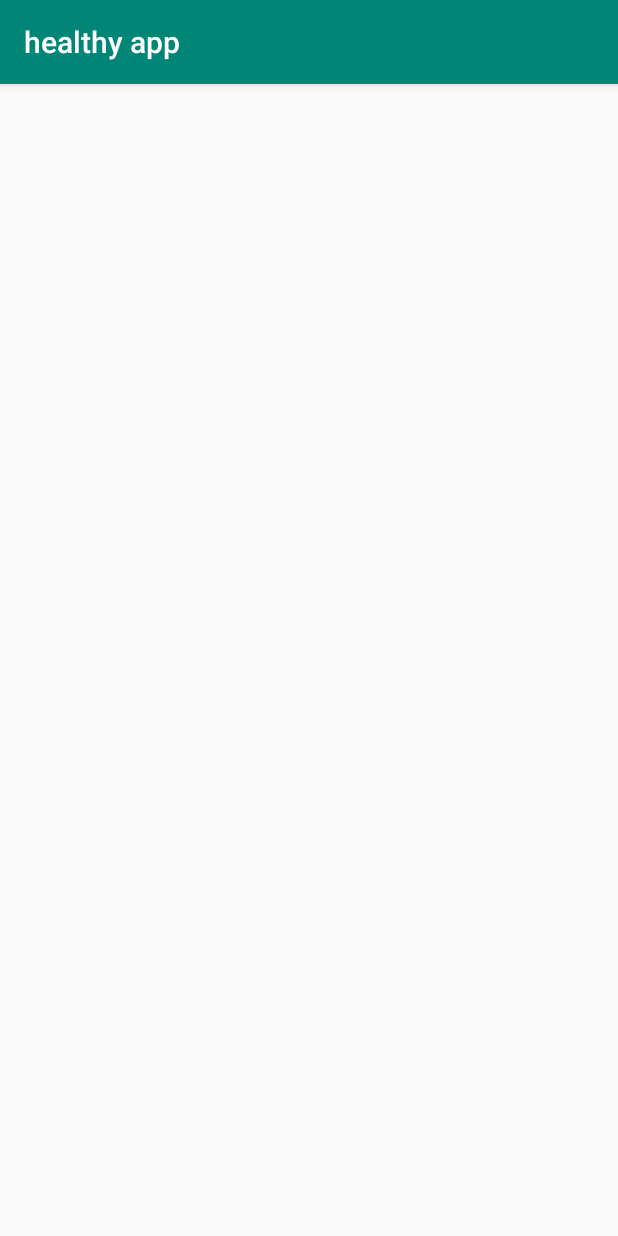
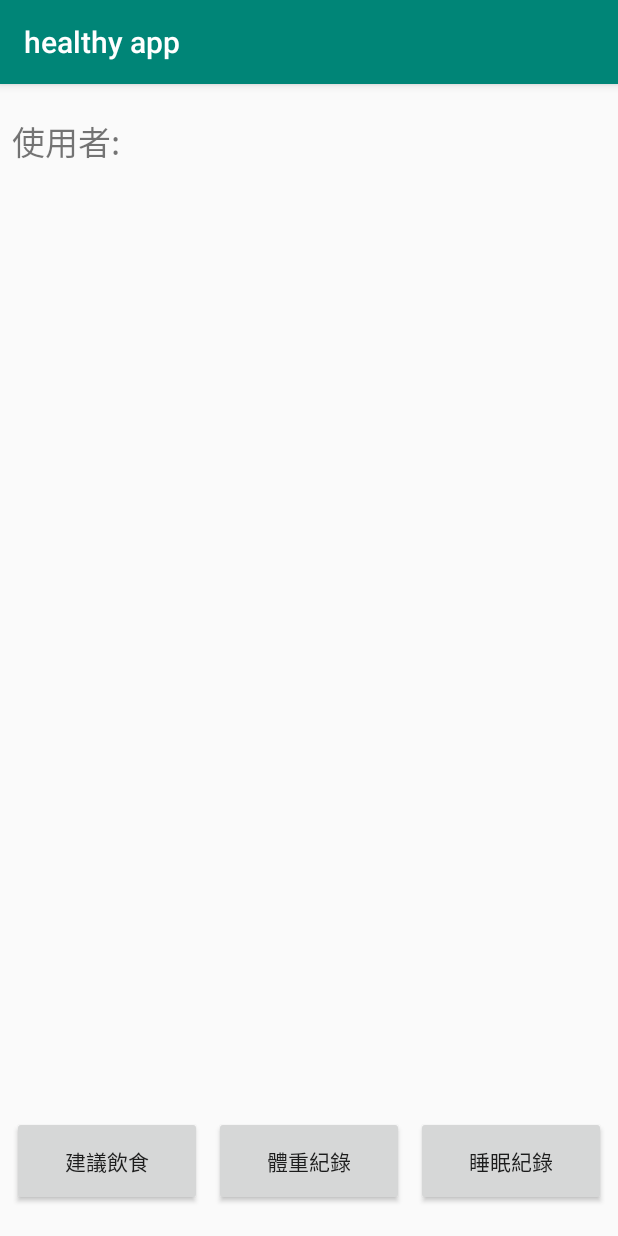
Before and after one commit to wei0820/Student_Control_Diet, an Android app: the HomeActivity screen opened directly, with no data from a screen before it, on a phone screen of 412 x 824 dp. Run offline under Robolectric (Android 15) with nearby library versions, the phone set to English and light mode, and no system bars.

Commit message:
首頁建置完成

```diff
--- a/app/src/main/res/layout/activity_home.xml
+++ b/app/src/main/res/layout/activity_home.xml
@@ -1,9 +1,65 @@
 <?xml version="1.0" encoding="utf-8"?>
-<android.support.constraint.ConstraintLayout xmlns:android="http://schemas.android.com/apk/res/android"
+<RelativeLayout
+    xmlns:android="http://schemas.android.com/apk/res/android"
     xmlns:app="http://schemas.android.com/apk/res-auto"
     xmlns:tools="http://schemas.android.com/tools"
     android:layout_width="match_parent"
     android:layout_height="match_parent"
     tools:context="com.student.student_healthy.HomeActivity">
+    <LinearLayout
+        android:layout_marginTop="8dp"
+        android:layout_alignParentTop="true"
+        android:orientation="horizontal"
+        android:layout_width="match_parent"
+        android:layout_height="60dp"
+        >
+        <TextView
+            android:layout_marginLeft="8dp"
+            android:layout_gravity="center"
+            android:textSize="22dp"
+            android:layout_width="wrap_content"
+            android:layout_height="wrap_content"
+            android:text="使用者:"
+            ></TextView>
 
-</android.support.constraint.ConstraintLayout>
+    </LinearLayout>
+
+
+
+
+
+
+    <LinearLayout
+        android:layout_marginLeft="8dp"
+        android:layout_marginRight="8dp"
+        android:layout_marginBottom="20dp"
+        android:orientation="horizontal"
+        android:layout_alignParentBottom="true"
+        android:layout_width="match_parent"
+        android:layout_height="60dp"
+        >
+        <Button
+            android:text="建議飲食"
+            android:layout_weight="1"
+            android:layout_width="wrap_content"
+            android:layout_height="match_parent"
+            ></Button>
+        <Button
+            android:text="體重紀錄"
+            android:layout_marginLeft="8dp"
+            android:layout_weight="1"
+            android:layout_width="wrap_content"
+            android:layout_height="match_parent"
+            ></Button>
+        <Button
+            android:text="睡眠紀錄"
+            android:layout_marginLeft="8dp"
+            android:layout_weight="1"
+            android:layout_width="wrap_content"
+            android:layout_height="match_parent"
+            ></Button>
+    </LinearLayout>
+
+
+
+</RelativeLayout>
```
